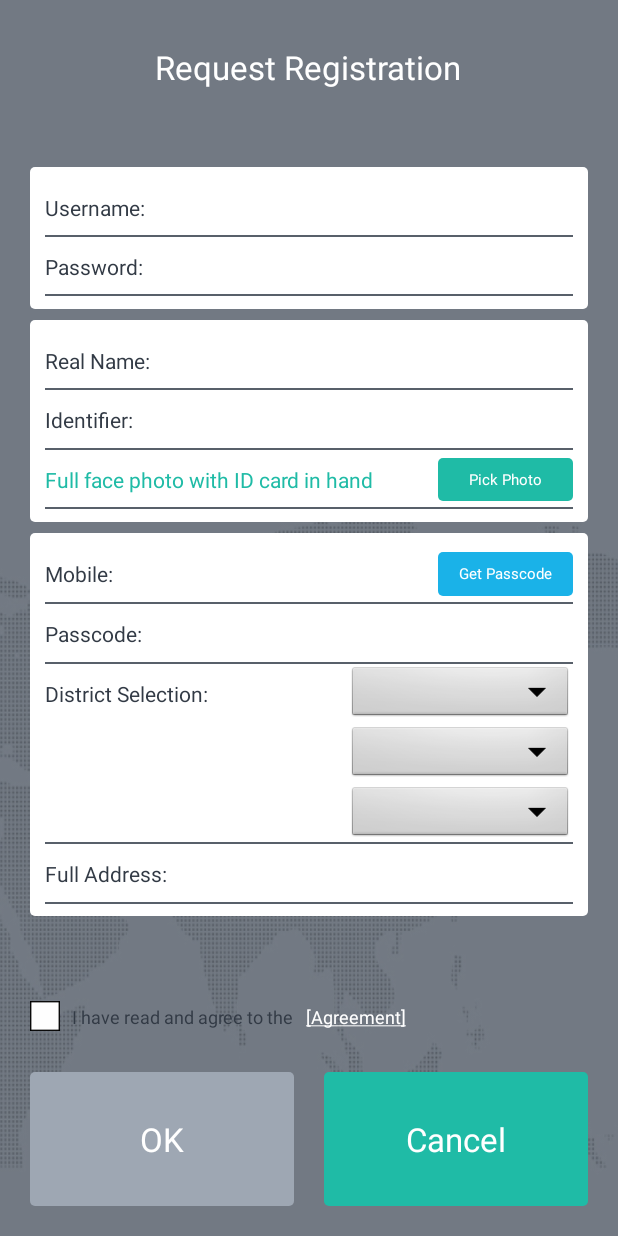
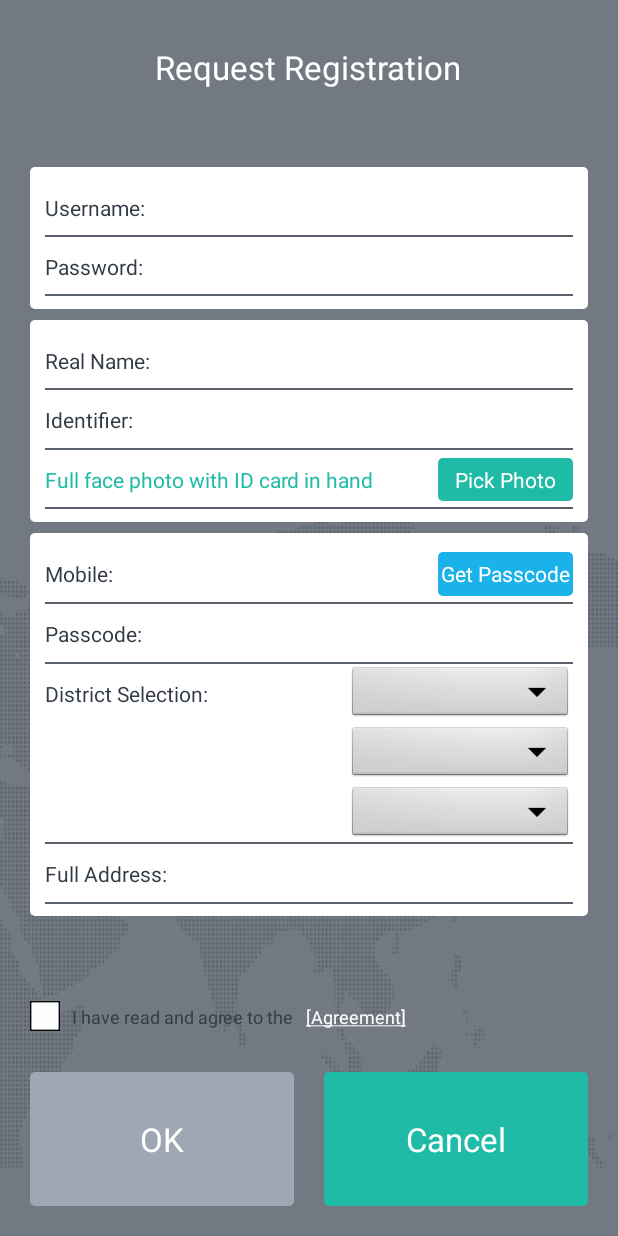
Before and after one commit to strawhatboy/SQBExpressAssistant, an Android app: the registrationActivity screen opened directly, with no data from a screen before it, on a phone screen of 412 x 824 dp. Run offline under Robolectric (Android 15) with nearby library versions, the phone set to English and light mode, and no system bars; our stand-ins replace CircleImageView; libraries missing offline, so code that uses them is left out: com.baidu.mapapi.

Commit message:
fixed text size

```diff
--- a/app/src/main/res/layout/activity_registration.xml
+++ b/app/src/main/res/layout/activity_registration.xml
@@ -74,7 +74,8 @@
                                 android:layout_height="wrap_content"
                                 android:layout_gravity="center"
                                 android:text="@string/registration_usr"
-                                android:textColor="@color/font_black"/>
+                                android:textColor="@color/font_black"
+                                android:textSize="14sp"/>
 
                             <EditText
                                 android:id="@+id/et_registration_username"
@@ -83,6 +84,7 @@
                                 android:layout_gravity="center"
                                 android:background="@null"
                                 android:inputType="textEmailAddress"
+                                android:textSize="12sp"
                                 />
                         </LinearLayout>
 
@@ -100,7 +102,8 @@
                                 android:layout_height="wrap_content"
                                 android:layout_gravity="center"
                                 android:text="@string/registration_pwd"
-                                android:textColor="@color/font_black"/>
+                                android:textColor="@color/font_black"
+                                android:textSize="14sp"/>
 
                             <EditText
                                 android:id="@+id/et_registration_password"
@@ -109,6 +112,7 @@
                                 android:layout_gravity="center"
                                 android:background="@null"
                                 android:inputType="textPassword"
+                                android:textSize="12sp"
                                 />
                         </LinearLayout>
 
@@ -155,7 +159,8 @@
                                 android:layout_height="wrap_content"
                                 android:layout_gravity="center"
                                 android:text="@string/registration_name"
-                                android:textColor="@color/font_black"/>
+                                android:textColor="@color/font_black"
+                                android:textSize="14sp"/>
 
                             <EditText
                                 android:id="@+id/et_registration_real_name"
@@ -164,6 +169,7 @@
                                 android:layout_gravity="center"
                                 android:background="@null"
                                 android:inputType="textPersonName"
+                                android:textSize="12sp"
                                 />
                         </LinearLayout>
 
@@ -181,7 +187,8 @@
                                 android:layout_height="wrap_content"
                                 android:layout_gravity="center"
                                 android:text="@string/registration_id"
-                                android:textColor="@color/font_black"/>
+                                android:textColor="@color/font_black"
+                                android:textSize="14sp"/>
 
                             <EditText
                                 android:id="@+id/et_registration_id"
@@ -191,6 +198,7 @@
                                 android:background="@null"
                                 android:digits="0123456789x"
                                 android:inputType="number"
+                                android:textSize="12sp"
                                 />
                         </LinearLayout>
 
@@ -210,7 +218,8 @@
                                 android:layout_gravity="center"
                                 android:layout_weight="1"
                                 android:text="@string/registration_photo_placeholder"
-                                android:textColor="@color/font_green"/>
+                                android:textColor="@color/font_green"
+                                android:textSize="14sp"/>
 
                             <Button
                                 android:id="@+id/btn_registration_pick_photo"
@@ -222,7 +231,7 @@
                                 android:background="@drawable/button_green_selector"
                                 android:text="@string/registration_pick_photo"
                                 android:textColor="@color/font_white"
-                                android:textSize="10sp"
+                                android:textSize="14sp"
                                 />
                         </LinearLayout>
 
@@ -269,7 +278,8 @@
                                 android:layout_height="wrap_content"
                                 android:layout_gravity="center"
                                 android:text="@string/registration_mobile"
-                                android:textColor="@color/font_black"/>
+                                android:textColor="@color/font_black"
+                                android:textSize="14sp"/>
 
                             <EditText
                                 android:id="@+id/et_registration_mobile"
@@ -279,6 +289,7 @@
                                 android:layout_weight="1"
                                 android:background="@null"
                                 android:inputType="number"
+                                android:textSize="12sp"
                                 />
 
                             <Button
@@ -291,7 +302,7 @@
                                 android:background="@drawable/button_blue_selector"
                                 android:text="@string/registration_get_passcode"
                                 android:textColor="@color/font_white"
-                                android:textSize="10sp"
+                                android:textSize="14sp"
                                 />
                         </LinearLayout>
 
@@ -309,7 +320,8 @@
                                 android:layout_height="wrap_content"
                                 android:layout_gravity="center"
                                 android:text="@string/registration_passcode"
-                                android:textColor="@color/font_black"/>
+                                android:textColor="@color/font_black"
+                                android:textSize="14sp"/>
 
                             <EditText
                                 android:id="@+id/et_registration_passcode"
@@ -318,6 +330,7 @@
                                 android:layout_gravity="center"
                                 android:background="@null"
                                 android:inputType="number"
+                                android:textSize="12sp"
                                 />
                         </LinearLayout>
 
@@ -335,13 +348,16 @@
                                 android:layout_height="wrap_content"
                                 android:layout_gravity="center"
                                 android:text="@string/registration_district_selection"
-                                android:textColor="@color/font_black"/>
+                                android:textColor="@color/font_black"
+                                android:textSize="14sp"/>
 
                             <Spinner
                                 android:layout_gravity="center"
                                 android:layout_width="150dp"
                                 android:layout_height="wrap_content"
                                 android:id="@+id/sp_registration_province"
+                                android:animationCache="true"
+                                android:drawSelectorOnTop="true"
                                 >
 
                             </Spinner>
@@ -360,7 +376,8 @@
                                 android:layout_weight="1"
                                 android:layout_height="wrap_content"
                                 android:layout_gravity="center"
-                                android:textColor="@color/font_black"/>
+                                android:textColor="@color/font_black"
+                                android:textSize="14sp"/>
 
                             <Spinner
                                 android:layout_gravity="center"
@@ -410,7 +427,8 @@
                                 android:layout_height="wrap_content"
                                 android:layout_gravity="center"
                                 android:text="@string/registration_addr"
-                                android:textColor="@color/font_black"/>
+                                android:textColor="@color/font_black"
+                                android:textSize="14sp"/>
 
                             <EditText
                                 android:id="@+id/et_registration_full_addr"
@@ -418,6 +436,7 @@
                                 android:layout_height="wrap_content"
                                 android:layout_gravity="center"
                                 android:background="@null"
+                                android:textSize="12sp"
                                 />
                         </LinearLayout>
 
--- a/app/src/main/res/layout/main_bottom.xml
+++ b/app/src/main/res/layout/main_bottom.xml
@@ -26,6 +26,7 @@
                 android:layout_height="match_parent"
                 android:textColor="@color/font_white"
                 android:text="@string/tab_btn_rob_order"
+                android:textSize="18sp"
                 android:gravity="center"/>
 
             <LinearLayout
@@ -55,6 +56,7 @@
                 android:layout_height="match_parent"
                 android:textColor="@color/font_black"
                 android:text="@string/tab_btn_history_order"
+                android:textSize="18sp"
                 android:gravity="center" />
 
             <LinearLayout
@@ -82,6 +84,7 @@
                 android:layout_width="wrap_content"
                 android:layout_height="wrap_content"
                 android:textColor="@color/font_black"
+                android:textSize="18sp"
                 android:text="@string/tab_btn_my_wallet"/>
 
         </LinearLayout>
```
